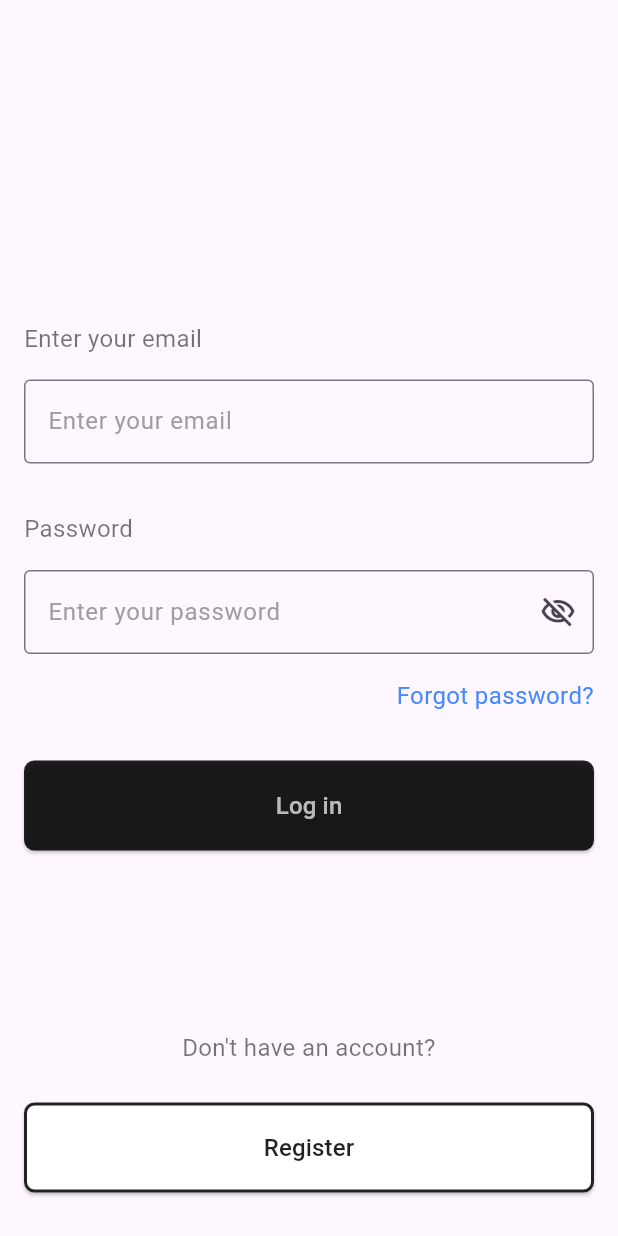
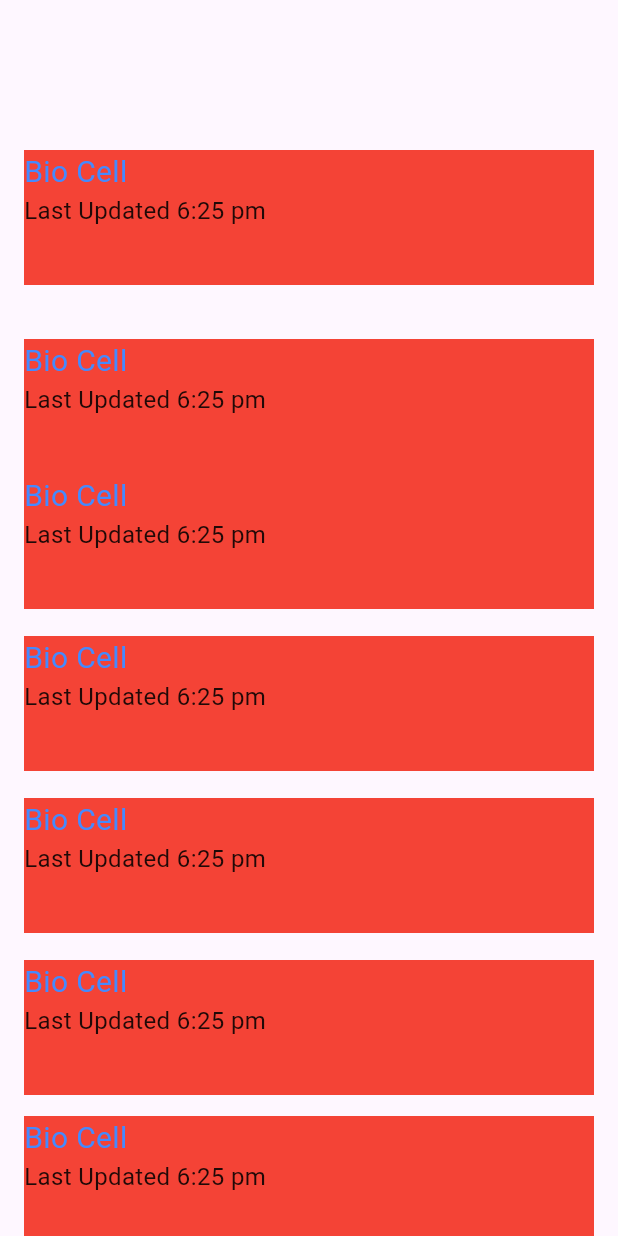
Before and after one commit to Saeed1386Eslami/thermocall, a Flutter app: the screen it shows after launch, on a phone screen of 412 x 824 dp. Run offline on Flutter 3.47's test engine with Material 3 defaults, Android fonts, the phone set to English and light mode, and no system bars; missing offline and left inert: dart:ffi.

```diff
--- /dev/null
+++ b/lib/login/view/home.dart
@@ -0,0 +1,87 @@
+import 'dart:ffi';
+
+import 'package:flutter/cupertino.dart';
+import 'package:flutter/material.dart';
+import 'package:flutter/material.dart';
+import 'package:flutter/rendering.dart';
+import 'package:flutter/widgets.dart';
+
+class FristPage extends StatelessWidget {
+  const FristPage({super.key});
+
+  @override
+  Widget build(BuildContext context) {
+    return Scaffold(
+        body: Padding(
+            padding:
+                const EdgeInsets.only(top: 100, left: 16, right: 16, bottom: 8),
+            child:
+                Column(crossAxisAlignment: CrossAxisAlignment.start, children: [
+              Freezer(freezer_name: "Bio Cell", Update: "Last Updated 6:25 pm"),
+              Padding(
+                  padding: EdgeInsets.only(
+                bottom: 18,
+              )),
+              Padding(
+                  padding: EdgeInsets.only(
+                bottom: 18,
+              )),
+              Freezer(freezer_name: "Bio Cell", Update: "Last Updated 6:25 pm"),
+              Freezer(freezer_name: "Bio Cell", Update: "Last Updated 6:25 pm"),
+              Padding(
+                  padding: EdgeInsets.only(
+                bottom: 18,
+              )),
+              Freezer(freezer_name: "Bio Cell", Update: "Last Updated 6:25 pm"),
+              Padding(
+                  padding: EdgeInsets.only(
+                bottom: 18,
+              )),
+              Freezer(freezer_name: "Bio Cell", Update: "Last Updated 6:25 pm"),
+              Padding(
+                  padding: EdgeInsets.only(
+                bottom: 18,
+              )),
+              Freezer(freezer_name: "Bio Cell", Update: "Last Updated 6:25 pm"),
+              Padding(
+                  padding: EdgeInsets.only(
+                bottom: 14,
+              )),
+              Freezer(freezer_name: "Bio Cell", Update: "Last Updated 6:25 pm"),
+            ])));
+  }
+}
+
+class Freezer extends StatelessWidget {
+  String freezer_name;
+  String Update;
+
+  Freezer({required this.freezer_name, required this.Update});
+
+  @override
+  Widget build(BuildContext context) {
+    return SizedBox(
+        child: Column(
+      children: [
+        Container(
+          width: 2000,
+          height: 90,
+          color: Colors.red,
+          child:
+              Column(crossAxisAlignment: CrossAxisAlignment.start, children: [
+            Text(freezer_name,
+                style: TextStyle(color: Colors.blueAccent, fontSize: 20)),
+            Text(
+              Update,
+              style: TextStyle(color: Colors.black87, fontSize: 16),
+            ),
+            Padding(
+                padding: EdgeInsets.only(
+              bottom: 18,
+            )),
+          ]),
+        ),
+      ],
+    ));
+  }
+}
--- a/lib/login/view/main.dart
+++ b/lib/login/view/main.dart
@@ -1,4 +1,5 @@
 import 'package:flutter/material.dart';
+import 'package:thermocal/login/view/home.dart';
 import 'register.dart';
 import 'login.dart';
 void main() {
@@ -14,7 +15,7 @@ class MyApp extends StatelessWidget {
     return MaterialApp(
 
 
-home: Login()
+home: FristPage()
 
 
     );
```
Also changed, not shown: lib/login/bloc/login_bloc.dart (added), lib/login/bloc/login_event.dart (added), lib/login/bloc/login_state.dart (added).
